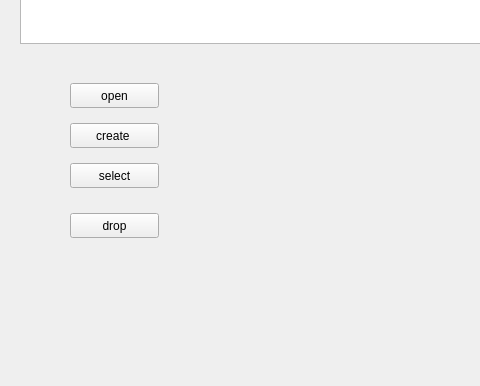
First picture: the form in rootfs/root/graphic_process/graphic_process/mainwidget.ui, repository acbbghhgf/FileSystem, before the edit; both pictures show x 0 to 480 and y 427 to 813 of the 1239 by 813 pixel window.
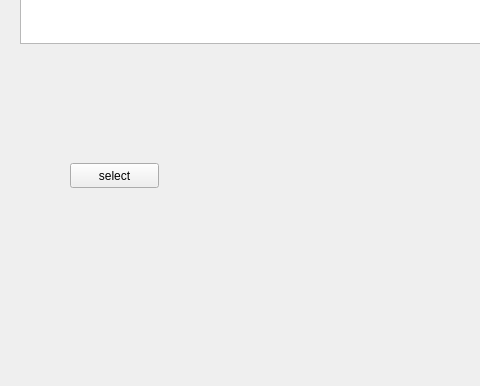
Second picture: the form after the edit.

Commit message: delete create and open push button

Patch:
```diff
--- a/rootfs/root/graphic_process/graphic_process/mainwidget.ui
+++ b/rootfs/root/graphic_process/graphic_process/mainwidget.ui
@@ -23,19 +23,6 @@
     </rect>
    </property>
   </widget>
-  <widget class="QPushButton" name="db_create_pb">
-   <property name="geometry">
-    <rect>
-     <x>70</x>
-     <y>550</y>
-     <width>89</width>
-     <height>25</height>
-    </rect>
-   </property>
-   <property name="text">
-    <string>create </string>
-   </property>
-  </widget>
   <widget class="QLineEdit" name="picture_path_edit">
    <property name="geometry">
     <rect>
@@ -726,32 +713,6 @@
     <enum>QAbstractItemView::SelectRows</enum>
    </property>
   </widget>
-  <widget class="QPushButton" name="db_drop_pb">
-   <property name="geometry">
-    <rect>
-     <x>70</x>
-     <y>640</y>
-     <width>89</width>
-     <height>25</height>
-    </rect>
-   </property>
-   <property name="text">
-    <string>drop</string>
-   </property>
-  </widget>
-  <widget class="QPushButton" name="db_open_pb">
-   <property name="geometry">
-    <rect>
-     <x>70</x>
-     <y>510</y>
-     <width>89</width>
-     <height>25</height>
-    </rect>
-   </property>
-   <property name="text">
-    <string>open</string>
-   </property>
-  </widget>
   <widget class="QPushButton" name="db_select_pb">
    <property name="geometry">
     <rect>
```
The commit also changes 3 other files.
